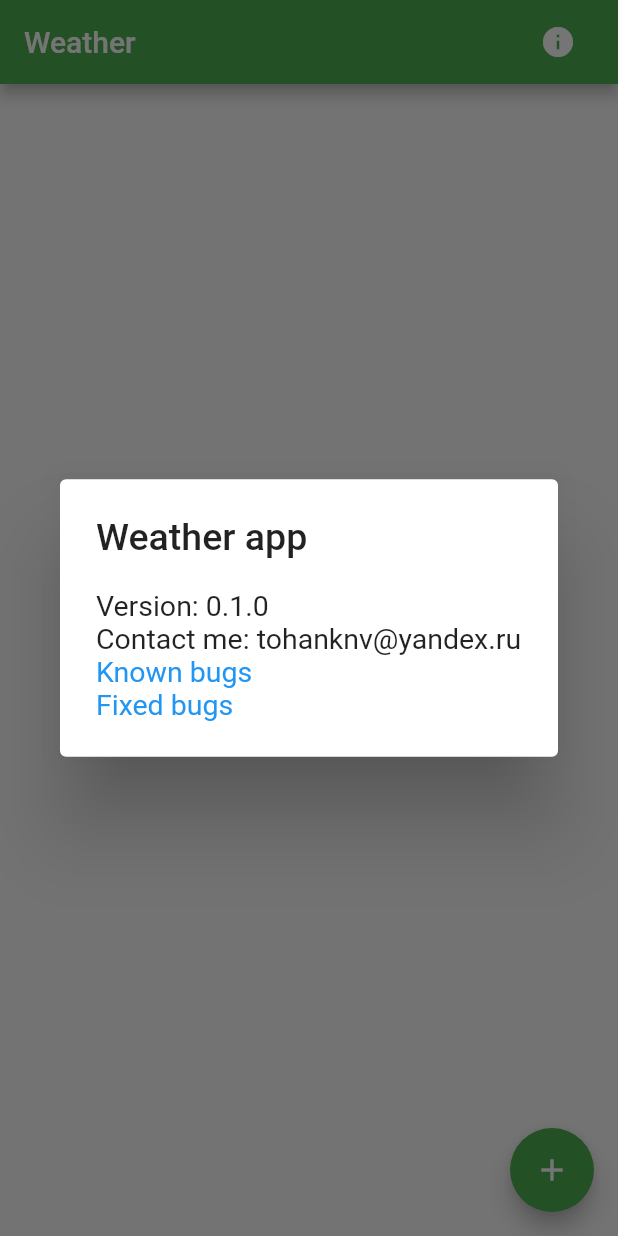
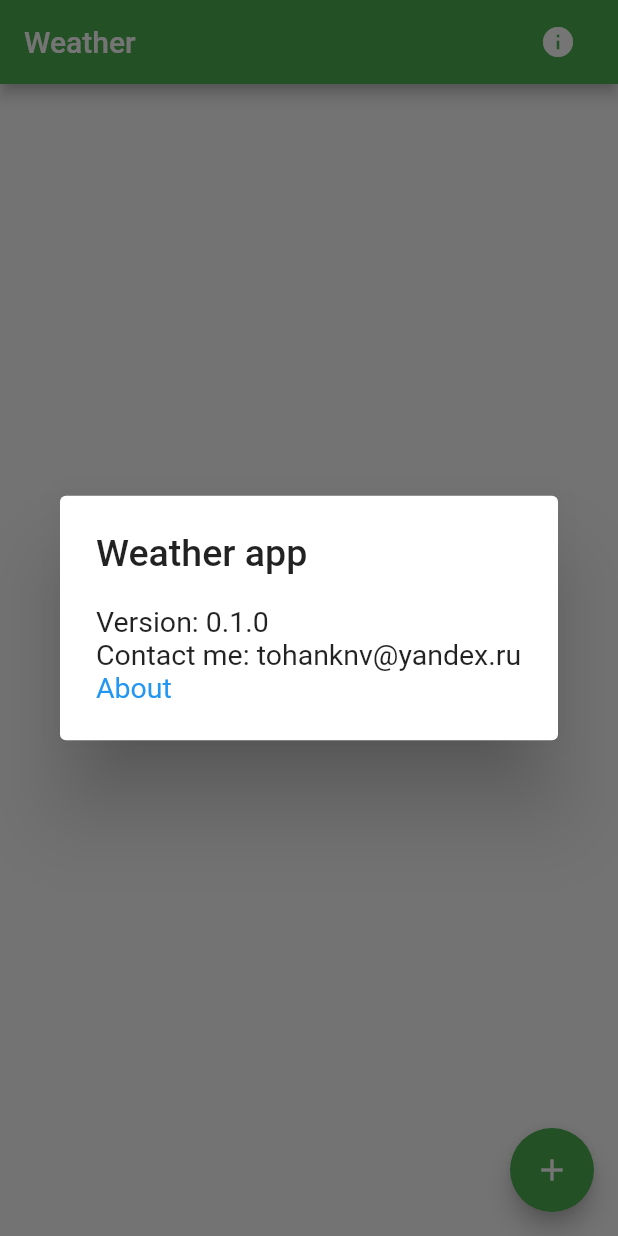
Before and after one commit to Doomsdhg/weather_app, a Flutter app: the screen it shows after launch, after a tap on the "info" icon, on a phone screen of 412 x 824 dp. Run offline on Flutter 3.47's test engine with Material 2 defaults, Android fonts, the phone set to English and light mode, and no system bars; missing offline and left inert: encrypt.

Commit message:
WTHR-06: added feature  refreshing temperatures on pull down on main screen, made LARGE_SIZE of font smaller,  info-dialog added one link "about" instead of "known bugs" and "fixed bugs"

```diff
--- a/lib/components/info_dialog.dart
+++ b/lib/components/info_dialog.dart
@@ -36,25 +36,13 @@ class InfoDialog {
               text: TextSpan(
                 children: [
                   TextSpan(
-                  text: 'Known bugs',
+                  text: 'About',
                   style: new TextStyle(
                     color: Colors.blue,
                     fontSize: FontConstants.SMALL_SIZE
                     ),
                   recognizer: new TapGestureRecognizer()
-                    ..onTap = () => launchUrl(Uri.parse('https://github.com/Doomsdhg/weather_app#Known_bugs')),
-                  ),
-                  TextSpan(
-                  text: '\n',
-                  ),
-                  TextSpan(
-                  text: 'Fixed bugs',
-                  style: new TextStyle(
-                    color: Colors.blue,
-                    fontSize: FontConstants.SMALL_SIZE
-                    ),
-                  recognizer: new TapGestureRecognizer()
-                    ..onTap = () => launchUrl(Uri.parse('https://github.com/Doomsdhg/weather_app#Fixed_bugs')),
+                    ..onTap = () => launchUrl(Uri.parse('https://github.com/Doomsdhg/weather_app#weather_app')),
                   ),
                 ],
               ),
--- a/lib/constants/constants.dart
+++ b/lib/constants/constants.dart
@@ -55,7 +55,7 @@ class TemperatureConstants {
 class FontConstants {
   static double SMALL_SIZE = 19;
   static double MIDDLE_SIZE = 25;
-  static double LARGE_SIZE = 33;
+  static double LARGE_SIZE = 30;
 }
 
 class ForecastLengthConstants {
--- a/lib/screens/main_screen.dart
+++ b/lib/screens/main_screen.dart
@@ -38,7 +38,8 @@ class _mainScreenState extends State {
                 future: _citiesListFuture,
                 builder: (context, AsyncSnapshot<List<City>> snapshot) {
                   if (snapshot.hasData) {
-                    return ListView.builder(
+                    return RefreshIndicator(
+                      child: ListView.builder(
                         itemCount: citiesList.length,
                         itemBuilder: (context, index) => Dismissible(
                             key: UniqueKey(),
@@ -48,6 +49,8 @@ class _mainScreenState extends State {
                             confirmDismiss: (dismissDirection) => _showConfirmDeletionDialog(context),
                             child: CityCard(citiesList[index])
                         )
+                      ),
+                      onRefresh: _refreshCititesList
                     );
                   } else {
                    return CircularProgressIndicator();
@@ -66,6 +69,10 @@ class _mainScreenState extends State {
                 child: const Icon(Icons.add),
               ),
             );
+  }
+
+  Future<void> _refreshCititesList()async{
+    await _getCitiesList();
   }
 
   _showConfirmDeletionDialog(BuildContext dismissableContext){
```
Lines whose indentation alone changed are shown as unchanged.
